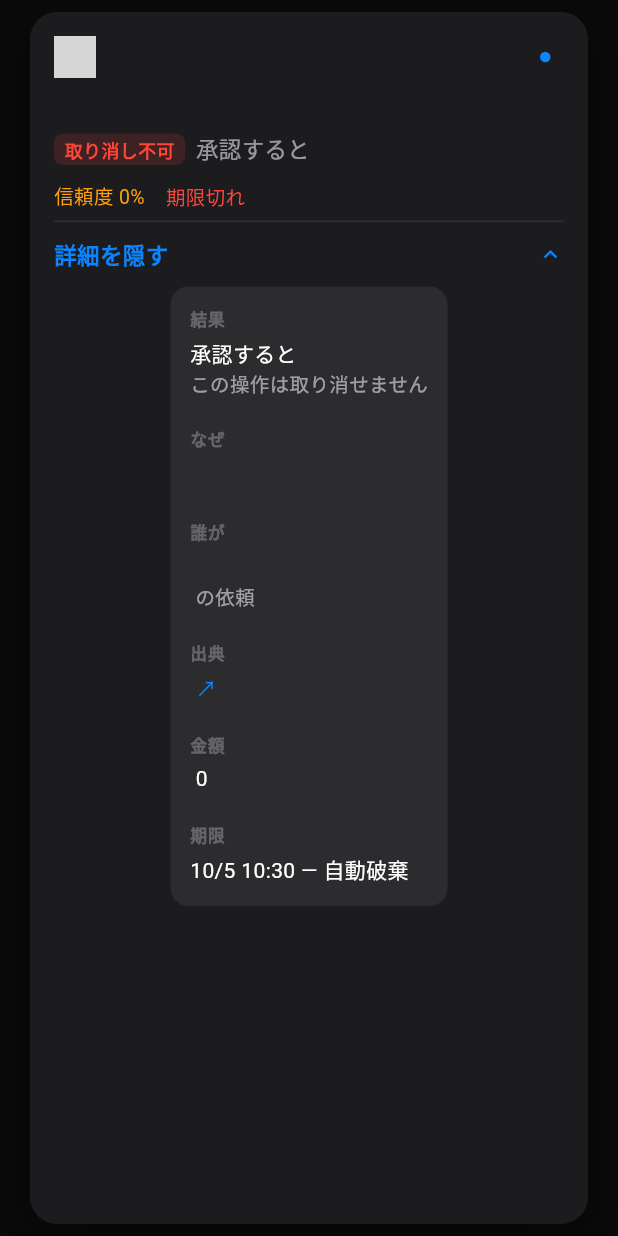
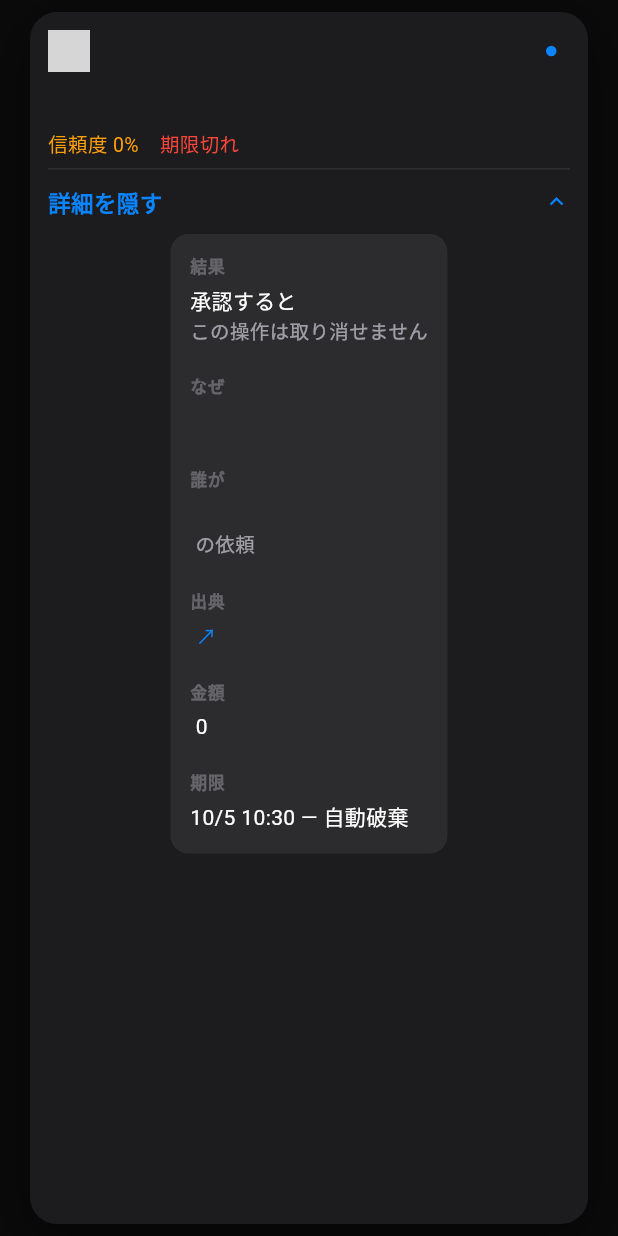
Before and after one commit to kasi-x/agentdesk-mobile, a Flutter app: the TaskCardView widget shown alone on an empty page, opened directly with empty values, after a tap on "詳細を見る", on a phone screen of 412 x 824 dp. Run offline on Flutter 3.47's test engine with Material 3 defaults, Android fonts, the phone set to English and light mode, and no system bars; our stand-ins replace flutter_card_swiper, shared_preferences; missing offline and left inert: a2ui_core, genui; accounts and stored records are empty; network calls fail; grey boxes are pictures that could not be loaded.

Commit message:
feat(ui): shorter card — impact line + bracket lane + date row folded away
User: 「もっと短くできる」.

Web + Flutter:
- 承認すると… line leaves the front (the 結果 row in 詳細 carries it in
  full, including 取り消し不可).
- DiffBox compresses vertically: the calendar date becomes a leading
  chip on the chips row (one line: 📅 date · 14:00 → 16:30 · +2h30m),
  the displacement bracket lane is dropped (the delta chip already
  rides that row), track 44 → 38 / bar 34 → 30, tighter paddings.
- Front is now: header → summary → diff → meta → 詳細を見る → actions.
- flutter analyze 0 issues; 28 tests passed.

```diff
--- a/mobile/lib/ui/widgets/task_card_view.dart
+++ b/mobile/lib/ui/widgets/task_card_view.dart
@@ -88,12 +88,12 @@ class _TaskCardViewState extends State<TaskCardView> {
             child: Stack(
               children: [
                 Padding(
-                  padding: const EdgeInsets.all(16),
+                  padding: const EdgeInsets.all(12),
                   child: Column(
                     crossAxisAlignment: CrossAxisAlignment.start,
                     children: [
                       _header(),
-                      const SizedBox(height: 10),
+                      const SizedBox(height: 8),
                       Text(
                         task.summary,
                         style: const TextStyle(
@@ -104,18 +104,14 @@ class _TaskCardViewState extends State<TaskCardView> {
                           color: PopColors.text,
                         ),
                       ),
-                      if (task.impact?.summary != null) ...[
-                        const SizedBox(height: 4),
-                        _impactLine(),
-                      ],
-                      const SizedBox(height: 10),
+                      const SizedBox(height: 8),
                       for (final component in _frontComponents) ...[
                         ComponentRenderer(
                           component: component,
                           onAction: widget.onQuickAction,
                           onInspect: widget.onInspect,
                         ),
-                        const SizedBox(height: 10),
+                        const SizedBox(height: 8),
                       ],
                       _metaLine(),
                       if (_hasDetails) ...[
@@ -179,39 +175,6 @@ class _TaskCardViewState extends State<TaskCardView> {
         Text(
           widget.timeAgo(task.createdAt),
           style: const TextStyle(fontSize: 13, color: PopColors.text3),
-        ),
-      ],
-    );
-  }
-
-  /// 「承認すると…」+ 取り消し不可 tag — the result, stated first (P3).
-  Widget _impactLine() {
-    final impact = task.impact!;
-    return Wrap(
-      crossAxisAlignment: WrapCrossAlignment.center,
-      children: [
-        if (impact.reversible == false)
-          Container(
-            margin: const EdgeInsets.only(right: 7),
-            padding: const EdgeInsets.symmetric(horizontal: 7, vertical: 2),
-            decoration: BoxDecoration(
-              color: PopColors.red.withValues(alpha: 0.14),
-              borderRadius: BorderRadius.circular(6),
-            ),
-            child: const Text(
-              '取り消し不可',
-              style: TextStyle(
-                  fontSize: 12,
-                  fontWeight: FontWeight.w700,
-                  color: PopColors.red),
-            ),
-          ),
-        Text(
-          '承認すると ${impact.summary}',
-          style: const TextStyle(
-              fontSize: 15,
-              fontWeight: FontWeight.w500,
-              color: PopColors.text2),
         ),
       ],
     );
```
Also changed, not shown: mobile/lib/ui/widgets/diff_box.dart (+4 -73 lines), 3 other files.
